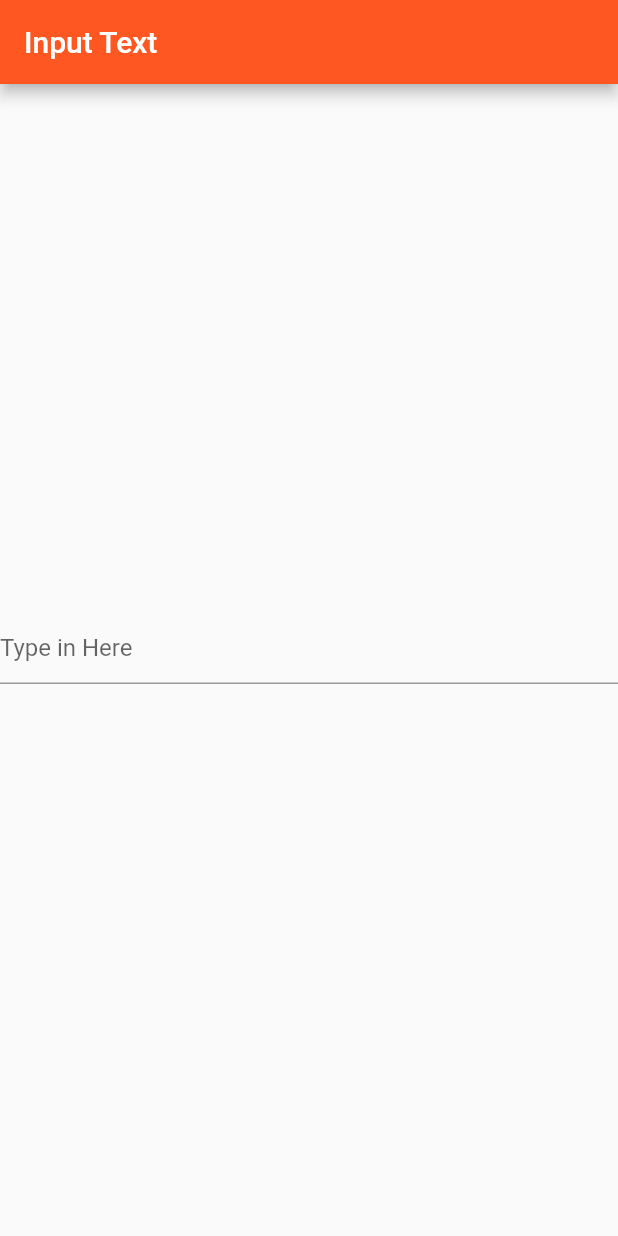
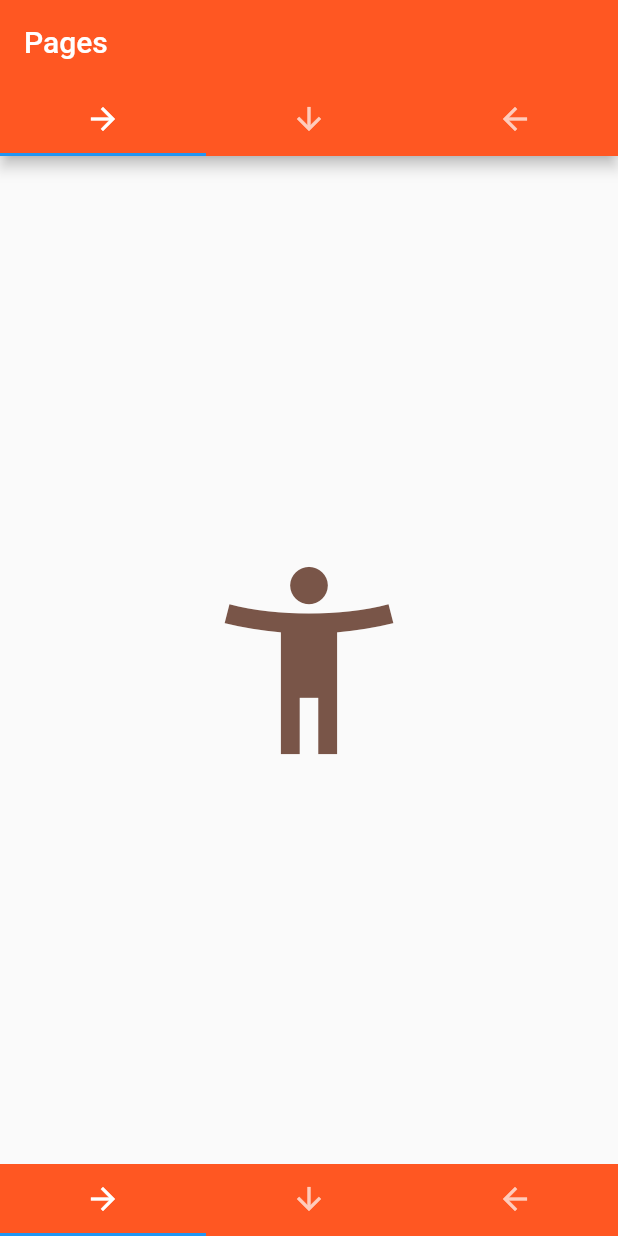
Before and after one commit to MangoRabbin/study_flutter, a Flutter app: the screen it shows after launch, on a phone screen of 412 x 824 dp. Run offline on Flutter 3.47's test engine with Material 2 defaults, Android fonts, the phone set to English and light mode, and no system bars.

Commit message:
add TabBarNavigation

```diff
--- /dev/null
+++ b/tutorial/lib/TabBarNavigation/FirstPage.dart
@@ -0,0 +1,12 @@
+import 'package:flutter/material.dart';
+
+class First extends StatelessWidget{
+  @override
+  Widget build(BuildContext context){
+    return new Container(
+      child: new Center(
+        child: new Icon(Icons.accessibility_new, size: 150.0, color: Colors.brown,)
+      )
+    );
+  }
+}
--- a/tutorial/lib/main.dart
+++ b/tutorial/lib/main.dart
@@ -1,50 +1,70 @@
 import 'package:flutter/material.dart';
+import './TabBarNavigation/FirstPage.dart' as first;
+import './TabBarNavigation/SecondPage.dart'as second;
+import './TabBarNavigation/ThirdPage.dart' as third;
 
-void main() {
-  runApp( new MaterialApp(
-    home : MyTextInput()
-  ));
+void main(){
+  runApp(
+    new MaterialApp(
+      home: new MyTabs()
+      )
+  );
 }
 
-class MyTextInput extends StatefulWidget{
+class MyTabs extends StatefulWidget{
   @override
-  MyTextInputState createState() => MyTextInputState();
+  MyTabsState createState() => new MyTabsState();
 }
 
-class MyTextInputState extends State<MyTextInput> {
+class MyTabsState extends State<MyTabs> with SingleTickerProviderStateMixin{
 
-  final TextEditingController controller = new TextEditingController();
-  String result = "";
+  TabController controller; // TabController, initState, dispose 중요.!!
 
   @override
-  Widget build(BuildContext context){
+  void initState() {
+    super.initState();
+    controller = new TabController(vsync: this, length: 3);
+  }
+
+  @override
+  void dispose() {
+    controller.dispose();
+    super.dispose();
+  }
+
+  @override
+  Widget build(BuildContext context) {
     return new Scaffold(
       appBar: new AppBar(
-        title: new Text("Input Text"),
-        backgroundColor: Colors.deepOrange
-        ,),
-        body: new Container(
-          child: new Center(
-            child: new Column(
-              mainAxisAlignment: MainAxisAlignment.center,
-              children: <Widget>[
-                new TextField(
-                  decoration: new InputDecoration(
-                    hintText: "Type in Here",
-                  ),
-                  onSubmitted: (String str) {
-                    setState(() {
-                      result = result + '\n' + str;
-
-                    });
-                    controller.text = ""; // onSubmit -> sentence = hintText
-                  },
-                  controller: controller, // controller is needed !!
-                ),
-                new Text(result,)
-              ],
-            ),
+        title: new Text("Pages"),
+        backgroundColor:  Colors.deepOrange,
+        bottom: new TabBar(
+          controller: controller,
+          tabs: <Tab>[
+            new Tab(icon: new Icon(Icons.arrow_forward)),
+            new Tab(icon: new Icon(Icons.arrow_downward)),
+            new Tab(icon: new Icon(Icons.arrow_back)),
+          ],
+        ),
+        ),
+        bottomNavigationBar: new Material(
+          color: Colors.deepOrange,
+          child: new TabBar(
+            controller: controller,
+            tabs: <Tab>[
+            new Tab(icon: new Icon(Icons.arrow_forward)),
+            new Tab(icon: new Icon(Icons.arrow_downward)),
+            new Tab(icon: new Icon(Icons.arrow_back)),
+          ],
           )
+        ),
+        body: new TabBarView(
+          controller: controller,
+          children: <Widget>[
+            new first.First(),
+            new second.Second(),
+            new third.Third()
+          ],
         ),
     );
   }
```
Also changed, not shown: tutorial/lib/TabBarNavigation/SecondPage.dart (added, +12 -0 lines), tutorial/lib/TabBarNavigation/ThirdPage.dart (added, +12 -0 lines), tutorial/lib/mainTextInput.dart (added, +51 -0 lines).
